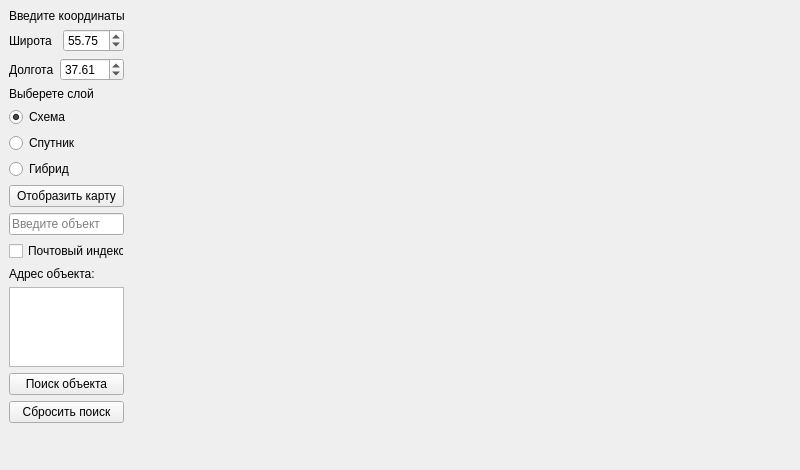
First picture: the form in Design/design.ui, repository andrey-blight/map_api, before the edit.
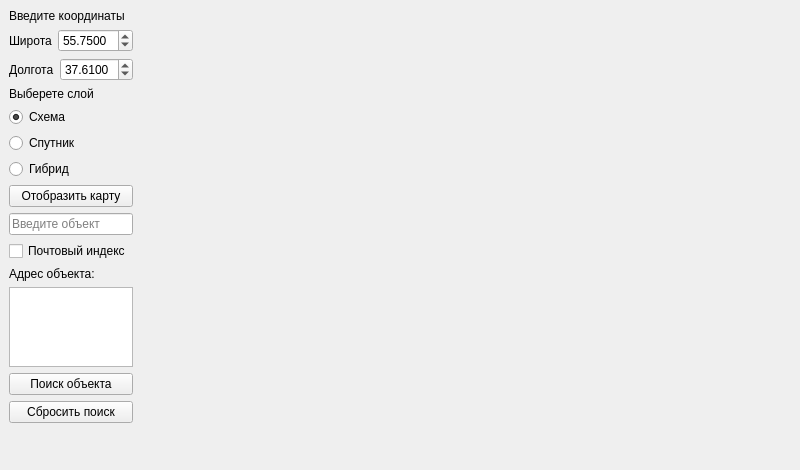
Second picture: the form after the edit.

```diff
--- a/Design/design.ui
+++ b/Design/design.ui
@@ -66,7 +66,7 @@
      <rect>
       <x>9</x>
       <y>9</y>
-      <width>115</width>
+      <width>124</width>
       <height>414</height>
      </rect>
     </property>
@@ -92,6 +92,9 @@
          <property name="focusPolicy">
           <enum>Qt::ClickFocus</enum>
          </property>
+         <property name="decimals">
+          <number>4</number>
+         </property>
          <property name="minimum">
           <double>-90.000000000000000</double>
          </property>
@@ -125,6 +128,9 @@
          <property name="focusPolicy">
           <enum>Qt::ClickFocus</enum>
          </property>
+         <property name="decimals">
+          <number>4</number>
+         </property>
          <property name="minimum">
           <double>-180.000000000000000</double>
          </property>
```
